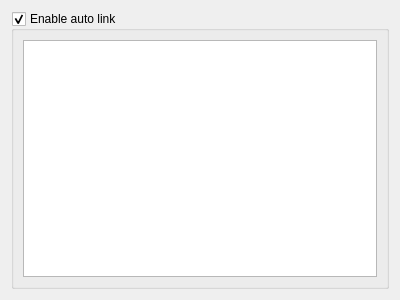
This is RedPandaIDE/settingsdialog/compilerautolinkwidget.ui in royqh1979/RedPanda-CPP as Qt 5 draws it before an edit. The edited form follows.
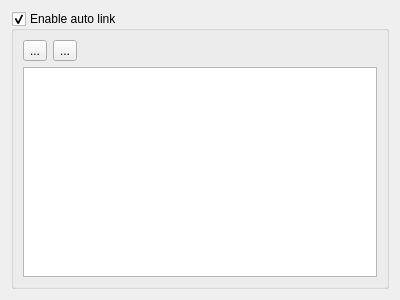
This is the edited form. Icons and pictures are not drawn.

The edit to the form file:
```diff
--- a/RedPandaIDE/settingsdialog/compilerautolinkwidget.ui
+++ b/RedPandaIDE/settingsdialog/compilerautolinkwidget.ui
@@ -23,6 +23,59 @@
       <bool>true</bool>
      </property>
      <layout class="QVBoxLayout" name="verticalLayout_2">
+      <item>
+       <widget class="QWidget" name="widget" native="true">
+        <layout class="QHBoxLayout" name="horizontalLayout">
+         <property name="leftMargin">
+          <number>0</number>
+         </property>
+         <property name="topMargin">
+          <number>0</number>
+         </property>
+         <property name="rightMargin">
+          <number>0</number>
+         </property>
+         <property name="bottomMargin">
+          <number>0</number>
+         </property>
+         <item>
+          <widget class="QToolButton" name="btnAdd">
+           <property name="text">
+            <string>...</string>
+           </property>
+           <property name="icon">
+            <iconset resource="../icons.qrc">
+             <normaloff>:/icons/images/newlook24/002-add.png</normaloff>:/icons/images/newlook24/002-add.png</iconset>
+           </property>
+          </widget>
+         </item>
+         <item>
+          <widget class="QToolButton" name="btnRemove">
+           <property name="text">
+            <string>...</string>
+           </property>
+           <property name="icon">
+            <iconset resource="../icons.qrc">
+             <normaloff>:/icons/images/newlook24/008-close.png</normaloff>:/icons/images/newlook24/008-close.png</iconset>
+           </property>
+          </widget>
+         </item>
+         <item>
+          <spacer name="horizontalSpacer">
+           <property name="orientation">
+            <enum>Qt::Horizontal</enum>
+           </property>
+           <property name="sizeHint" stdset="0">
+            <size>
+             <width>40</width>
+             <height>20</height>
+            </size>
+           </property>
+          </spacer>
+         </item>
+        </layout>
+       </widget>
+      </item>
       <item>
        <widget class="QTableView" name="tblAutolinks">
         <property name="textElideMode">
@@ -32,7 +85,7 @@
          <bool>true</bool>
         </attribute>
         <attribute name="verticalHeaderVisible">
-         <bool>true</bool>
+         <bool>false</bool>
         </attribute>
        </widget>
       </item>
```
Left out of the diff: 4 changed lines with no effect on the pictures.
